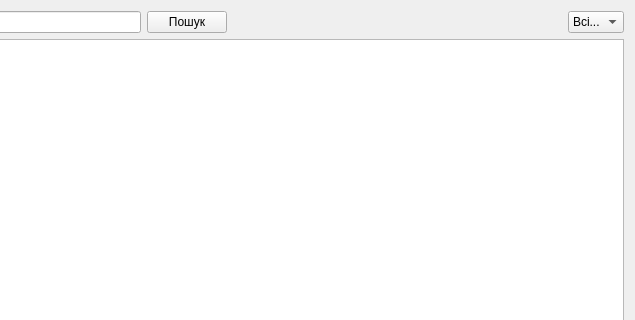
First picture: the form in viewform.ui, repository shaman1313/plutos, before the edit; both pictures show x 353 to 988 and y 0 to 320 of the 988 by 500 pixel window.
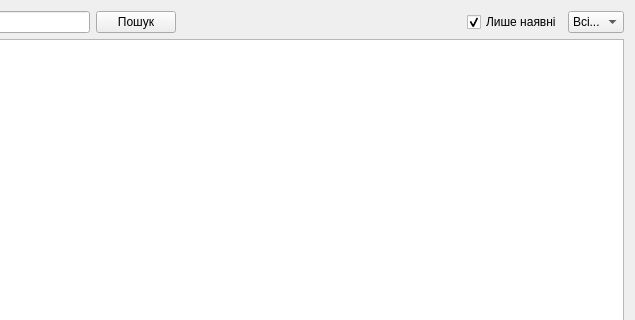
Second picture: the form after the edit. Icons and pictures are not drawn.

Diff of the .ui file:
```diff
--- a/viewform.ui
+++ b/viewform.ui
@@ -90,6 +90,16 @@
            </property>
           </spacer>
          </item>
+         <item>
+          <widget class="QCheckBox" name="checkBox_viewForm_nullNumber">
+           <property name="text">
+            <string>Лише наявні</string>
+           </property>
+           <property name="checked">
+            <bool>true</bool>
+           </property>
+          </widget>
+         </item>
          <item>
           <widget class="QComboBox" name="comboBox_viewForm_place">
            <item>
```
